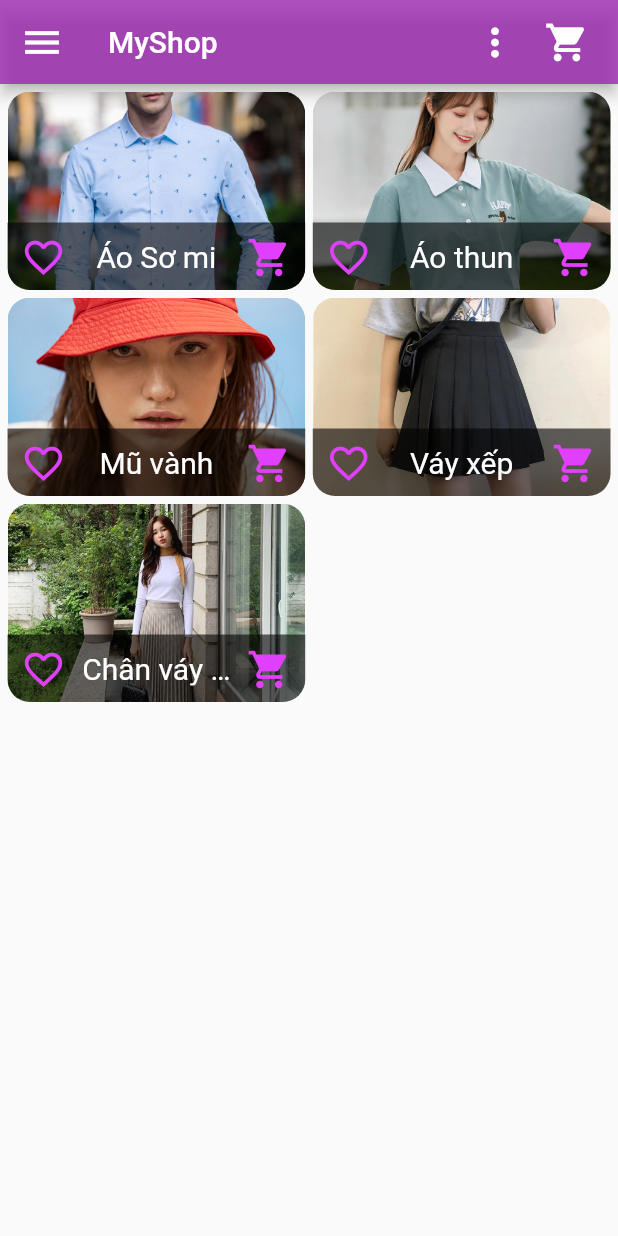
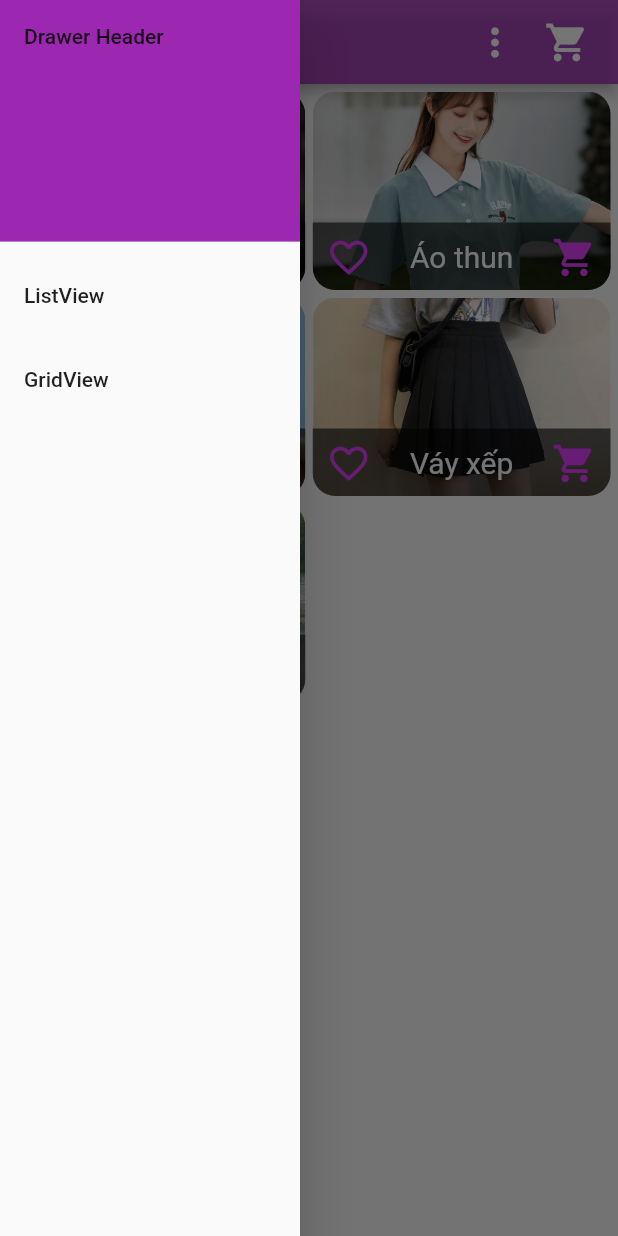
Before and after one commit to kienkaka150499/lesson5_homework, a Flutter app: the screen it shows after launch, with the side drawer open (before the commit the screen has no drawer), on a phone screen of 412 x 824 dp. Run offline on Flutter 3.47's test engine with Material 2 defaults, Android fonts, the phone set to English and light mode, and no system bars; drawn by our look-alikes of badges.

Commit message:
update home_screen : add DrawerMenu

```diff
--- a/lib/views/home_screen.dart
+++ b/lib/views/home_screen.dart
@@ -18,7 +18,8 @@ class HomeScreen extends StatefulWidget {
 
 class _HomeScreenState extends State<HomeScreen> {
   late bool isListView;
-  late bool isShowMenu;
+
+  //late bool isShowMenu;
   late double _width;
   late double _height;
 
@@ -29,86 +30,28 @@ class _HomeScreenState extends State<HomeScreen> {
   @override
   initState() {
     isListView = false;
-    isShowMenu = false;
+    //isShowMenu = false;
     super.initState();
   }
 
-  Widget _buildSideMenu() {
-    return AnimatedContainer(
-      duration: const Duration(milliseconds: 300),
-      width: isShowMenu ? 100 : 0,
-      height: _height,
-      color: Colors.purple.withOpacity(0.7),
-      child: Stack(
-        children: [
-          Positioned(
-            top: 100,
-            left: 2.5,
-            child: InkWell(
-              onTap: () {
-                setState(() {
-                  isListView = true;
-                });
-              },
-              child: Container(
-                height: 20,
-                width: 95,
-                decoration: BoxDecoration(
-                    border: Border.all(color: Colors.purpleAccent),
-                    color: Colors.purpleAccent),
-                child: const Text(
-                  'List Products',
-                  style: TextStyle(fontSize: 15, color: Colors.white),
-                  textAlign: TextAlign.center,
-                ),
-              ),
-            ),
-          ),
-          Positioned(
-            top: 130,
-            left: 2.5,
-            child: InkWell(
-              onTap: () {
-                setState(() {
-                  isListView = false;
-                });
-              },
-              child: Container(
-                height: 20,
-                width: 95,
-                decoration: BoxDecoration(
-                    border: Border.all(color: Colors.purpleAccent),
-                    color: Colors.purpleAccent),
-                child: const Text(
-                  'Grid Products',
-                  style: TextStyle(fontSize: 15, color: Colors.white),
-                  textAlign: TextAlign.center,
-                ),
-              ),
-            ),
-          ),
-        ],
-      ),
-    );
-  }
-
   Widget _buildGridView() {
-    FakeProductList productList=context.watch<FakeProductList>();
+    FakeProductList productList = context.watch<FakeProductList>();
     return Scaffold(
+      drawer: _buildDrawerMenu(),
       appBar: AppBar(
         backgroundColor: Colors.purple.withOpacity(0.8),
-        leading: IconButton(
-          onPressed: () {
-            setState(() {
-              isShowMenu = !isShowMenu;
-            });
-          },
-          icon: const Icon(
-            Icons.menu,
-            color: Colors.white,
-            size: 30,
-          ),
-        ),
+        // leading: IconButton(
+        //   onPressed: () {
+        //     setState(() {
+        //       isShowMenu = !isShowMenu;
+        //     });
+        //   },
+        //   icon: const Icon(
+        //     Icons.menu,
+        //     color: Colors.white,
+        //     size: 30,
+        //   ),
+        // ),
         title: const Text(
           'MyShop',
           style: TextStyle(color: Colors.white),
@@ -142,12 +85,13 @@ class _HomeScreenState extends State<HomeScreen> {
                       var result = await Navigator.push(
                         context,
                         MaterialPageRoute(
-                          builder: (builder) =>
-                              CartScreen(),
+                          builder: (builder) => CartScreen(),
                         ),
                       );
-                      for(var product in productList.products){
-                        cartItem.productList.contains(product)?'':product.inCart=0;
+                      for (var product in productList.products) {
+                        cartItem.productList.contains(product)
+                            ? ''
+                            : product.inCart = 0;
                       }
                       setState(() {});
                     },
@@ -286,29 +230,29 @@ class _HomeScreenState extends State<HomeScreen> {
                   crossAxisSpacing: 5),
             ),
           ),
-          _buildSideMenu(),
         ]),
       ),
     );
   }
 
   Widget _buildListView() {
-    FakeProductList productList=context.read<FakeProductList>();
+    FakeProductList productList = context.read<FakeProductList>();
     return Scaffold(
+      drawer: _buildDrawerMenu(),
       appBar: AppBar(
           backgroundColor: Colors.purple.withOpacity(0.8),
-          leading: IconButton(
-            onPressed: () {
-              setState(() {
-                isShowMenu = !isShowMenu;
-              });
-            },
-            icon: const Icon(
-              Icons.menu,
-              color: Colors.white,
-              size: 30,
-            ),
-          ),
+          // leading: IconButton(
+          //   onPressed: () {
+          //     setState(() {
+          //       isShowMenu = !isShowMenu;
+          //     });
+          //   },
+          //   icon: const Icon(
+          //     Icons.menu,
+          //     color: Colors.white,
+          //     size: 30,
+          //   ),
+          // ),
           title: const Text(
             'MyShop',
             style: TextStyle(color: Colors.white),
@@ -348,7 +292,9 @@ class _HomeScreenState extends State<HomeScreen> {
                         return EditScreen(product: productList.products[index]);
                       }),
                     );
-                    context.read<CartItem>().updateEditItem(productList.products[index], result);
+                    context
+                        .read<CartItem>()
+                        .updateEditItem(productList.products[index], result);
                     productList.updateItem(result, index);
                   },
                   child: Container(
@@ -401,7 +347,8 @@ class _HomeScreenState extends State<HomeScreen> {
                                       product: productList.products[index]);
                                 }),
                               );
-                              context.read<CartItem>().updateEditItem(productList.products[index], result);
+                              context.read<CartItem>().updateEditItem(
+                                  productList.products[index], result);
                               productList.updateItem(result, index);
                             },
                             icon: const Icon(
@@ -444,14 +391,13 @@ class _HomeScreenState extends State<HomeScreen> {
               ),
             ),
           ),
-          _buildSideMenu(),
         ]),
       ),
     );
   }
 
   Future _deleteItem(Product product) {
-    FakeProductList productList=context.read<FakeProductList>();
+    FakeProductList productList = context.read<FakeProductList>();
     return showDialog(
       context: context,
       builder: (BuildContext context) => AlertDialog(
@@ -557,6 +503,48 @@ class _HomeScreenState extends State<HomeScreen> {
     //       ? _buildListView(productList)
     //       : _buildGridView(productList);
     // });
-    return isListView?_buildListView():_buildGridView();
+    return isListView ? _buildListView() : _buildGridView();
+  }
+
+  _buildDrawerMenu() {
+    return Drawer(
+      width: 200,
+      child: ListView(
+        // Important: Remove any padding from the ListView.
+        padding: EdgeInsets.zero,
+        children: [
+          const DrawerHeader(
+            decoration: BoxDecoration(
+              color: Colors.purple,
+            ),
+            child: Text('Drawer Header'),
+          ),
+          ListTile(
+            title: const Text('ListView'),
+            onTap: () {
+              setState(() {
+                isListView = true;
+              });
+              // Update the state of the app
+              // ...
+              // Then close the drawer
+              Navigator.pop(context);
+            },
+          ),
+          ListTile(
+            title: const Text('GridView'),
+            onTap: () {
+              setState(() {
+                isListView = false;
+              });
+              // Update the state of the app
+              // ...
+              // Then close the drawer
+              Navigator.pop(context);
+            },
+          ),
+        ],
+      ),
+    );
   }
 }
```
